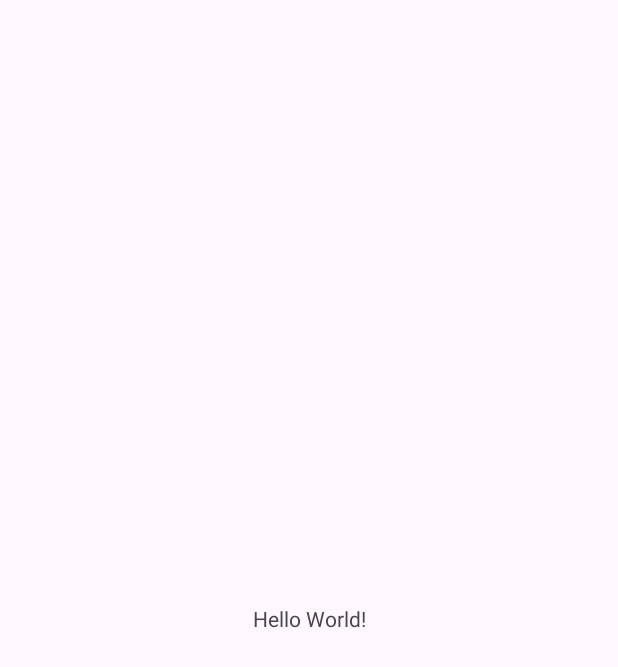
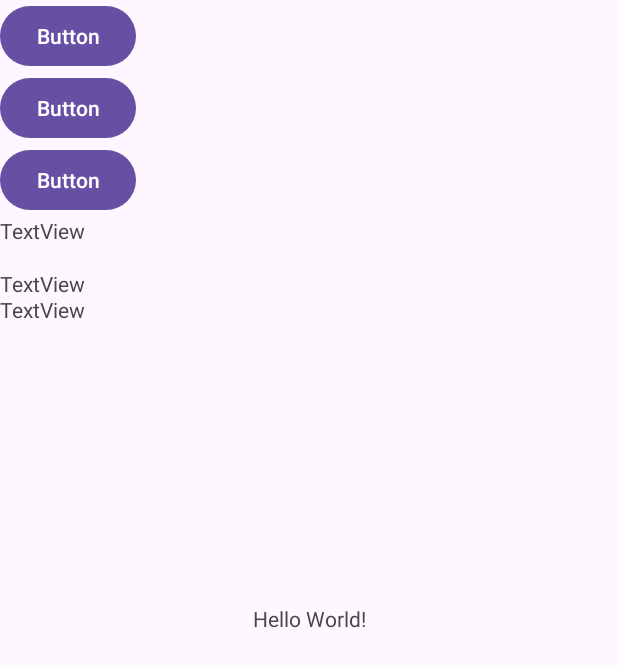
Before and after one commit to damdam6680/waremoon, an Android app: the screen it shows after launch (MainActivity), on a phone screen of 412 x 824 dp. Before the commit the part shown is almost empty. Shown: the top 667 px of the screen. Run offline under Robolectric (Android 15) with nearby library versions, the phone set to English and light mode, and no system bars; libraries missing offline, so code that uses them is left out: org.shredzone.commons.

Commit message:
dodanie podstawowej funkcjonalności

```diff
--- a/app/build.gradle.kts
+++ b/app/build.gradle.kts
@@ -34,9 +34,11 @@ android {
 dependencies {
 
     implementation("androidx.appcompat:appcompat:1.6.1")
-    implementation("com.google.android.material:material:1.10.0")
+    implementation("com.google.android.material:material:1.8.0")
     implementation("androidx.constraintlayout:constraintlayout:2.1.4")
+    implementation("com.google.android.gms:play-services-location:21.0.1")
     testImplementation("junit:junit:4.13.2")
     androidTestImplementation("androidx.test.ext:junit:1.1.5")
     androidTestImplementation("androidx.test.espresso:espresso-core:3.5.1")
+    implementation("org.shredzone.commons:commons-suncalc:3.7")
 }
--- a/app/src/main/AndroidManifest.xml
+++ b/app/src/main/AndroidManifest.xml
@@ -1,6 +1,11 @@
 <?xml version="1.0" encoding="utf-8"?>
 <manifest xmlns:android="http://schemas.android.com/apk/res/android"
     xmlns:tools="http://schemas.android.com/tools">
+    <!-- Always include this permission -->
+    <uses-permission android:name="android.permission.ACCESS_COARSE_LOCATION" />
+
+    <!-- Include only if your app benefits from precise location access. -->
+    <uses-permission android:name="android.permission.ACCESS_FINE_LOCATION" />
 
     <application
         android:allowBackup="true"
--- a/app/src/main/java/com/example/waremoon/MainActivity.java
+++ b/app/src/main/java/com/example/waremoon/MainActivity.java
@@ -2,13 +2,89 @@ package com.example.waremoon;
 
 import androidx.appcompat.app.AppCompatActivity;
 
+import android.annotation.SuppressLint;
 import android.os.Bundle;
+import android.util.Log;
+import android.view.View;
+import android.widget.Button;
+import android.widget.TextView;
+
+import com.google.android.gms.location.FusedLocationProviderClient;
+import com.google.android.gms.location.LocationServices;
+
+import org.shredzone.commons.suncalc.MoonPosition;
+
+import java.text.SimpleDateFormat;
+import java.time.ZonedDateTime;
+import java.util.Date;
+import java.util.Locale;
 
 public class MainActivity extends AppCompatActivity {
+
+    private FusedLocationProviderClient fusedLocationClient;
+
+    String date;
+    private Button button;
+    private Button button2;
+    private Button button3;
+
+    private TextView textView;
+    private TextView textView1;
+    private TextView textView2;
 
     @Override
     protected void onCreate(Bundle savedInstanceState) {
         super.onCreate(savedInstanceState);
         setContentView(R.layout.activity_main);
+
+        Button button = findViewById(R.id.button);
+        Button button2 = findViewById(R.id.button2);
+        Button button3 = findViewById(R.id.button3);
+
+        TextView textView = findViewById(R.id.textView);
+        TextView textView1 = findViewById(R.id.textView2);
+        TextView textView2 = findViewById(R.id.textView3);
+
+        fusedLocationClient = LocationServices.getFusedLocationProviderClient(this);
+        UserLocation userLocation = new UserLocation(fusedLocationClient);
+        userLocation.requestLocationPermission(MainActivity.this);
+        button.setOnClickListener(new View.OnClickListener() {
+            @SuppressLint("SetTextI18n")
+            @Override
+            public void onClick(View v) {
+                textView.setText("Latitude: " + userLocation.getLatitude() + " Longitude: " + userLocation.getLongitude());
+            }
+        });
+
+        button2.setOnClickListener(new View.OnClickListener() {
+            @Override
+            public void onClick(View v) {
+                String date = new SimpleDateFormat("yyyy-MM-dd HH:mm:ss", Locale.getDefault()).format(new Date());
+                textView1.setText("Obecny czas: " + date);
+            }
+        });
+
+        button3.setOnClickListener(new View.OnClickListener() {
+            @SuppressLint("DefaultLocale")
+            @Override
+            public void onClick(View v) {
+                if (android.os.Build.VERSION.SDK_INT >= android.os.Build.VERSION_CODES.O) {
+                    ZonedDateTime now = ZonedDateTime.now();
+                    MoonPosition.Parameters moonParam = MoonPosition.compute()
+                            .at(userLocation.getLatitude(), userLocation.getLongitude())
+                            .timezone("Europe/Warsaw")
+                            .on(now);
+                    MoonPosition moon = moonParam.execute();
+                    textView2.setText(String.format(
+                            "The moon can be seen %.1f° clockwise from the North and "
+                                    + "%.1f° above the horizon.\nIt is about %.0f km away right now.",
+                            moon.getAzimuth(),
+                            moon.getAltitude(),
+                            moon.getDistance()));
+                }
+            }
+        });
     }
+
+
 }
--- /dev/null
+++ b/app/src/main/java/com/example/waremoon/UserLocation.java
@@ -0,0 +1,75 @@
+package com.example.waremoon;
+
+import android.Manifest;
+import android.content.pm.PackageManager;
+import android.location.Location;
+import android.util.Log;
+import android.widget.Toast;
+
+import androidx.annotation.NonNull;
+import androidx.appcompat.app.AppCompatActivity;
+import androidx.core.app.ActivityCompat;
+import androidx.core.content.ContextCompat;
+
+import com.google.android.gms.location.FusedLocationProviderClient;
+import com.google.android.gms.location.LocationServices;
+import com.google.android.gms.tasks.OnSuccessListener;
+
+public class UserLocation {
+    private FusedLocationProviderClient fusedLocationClient;
+    private static final int LOCATION_PERMISSION_REQUEST = 1;
+    private double latitude;
+    private double longitude;
+
+    public UserLocation(FusedLocationProviderClient fusedLocationClient) {
+        this.fusedLocationClient = fusedLocationClient;
+    }
+
+    public double getLatitude() {
+        return latitude;
+    }
+
+    public double getLongitude() {
+        return longitude;
+    }
+
+    public void requestLocationPermission(AppCompatActivity activity) {
+        if (ContextCompat.checkSelfPermission(activity, Manifest.permission.ACCESS_FINE_LOCATION)
+                != PackageManager.PERMISSION_GRANTED) {
+            ActivityCompat.requestPermissions(activity,
+                    new String[]{Manifest.permission.ACCESS_FINE_LOCATION},
+                    LOCATION_PERMISSION_REQUEST);
+        } else {
+            getCurrentLocation(activity);
+        }
+    }
+
+    public void onRequestPermissionsResult(int requestCode, @NonNull String[] permissions, @NonNull int[] grantResults, AppCompatActivity activity) {
+        if (requestCode == LOCATION_PERMISSION_REQUEST) {
+            if (grantResults.length > 0 && grantResults[0] == PackageManager.PERMISSION_GRANTED) {
+                getCurrentLocation(activity);
+            } else {
+                Toast.makeText(activity, "Permission denied. Cannot retrieve location.", Toast.LENGTH_SHORT).show();
+            }
+        }
+    }
+
+    private void getCurrentLocation(AppCompatActivity activity) {
+        if (ContextCompat.checkSelfPermission(activity, Manifest.permission.ACCESS_FINE_LOCATION)
+                == PackageManager.PERMISSION_GRANTED) {
+            fusedLocationClient.getLastLocation()
+                    .addOnSuccessListener(activity, new OnSuccessListener<Location>() {
+                        @Override
+                        public void onSuccess(Location location) {
+                            if (location != null) {
+                                latitude = location.getLatitude();
+
+                                longitude = location.getLongitude();
+                            }else{
+                                Log.v("gps","error");
+                            }
+                        }
+                    });
+        }
+    }
+}
--- a/app/src/main/res/layout/activity_main.xml
+++ b/app/src/main/res/layout/activity_main.xml
@@ -15,4 +15,46 @@
         app:layout_constraintStart_toStartOf="parent"
         app:layout_constraintTop_toTopOf="parent" />
 
+    <LinearLayout
+        android:layout_width="match_parent"
+        android:layout_height="match_parent"
+        android:orientation="vertical">
+
+        <Button
+            android:id="@+id/button"
+            android:layout_width="wrap_content"
+            android:layout_height="wrap_content"
+            android:text="Button" />
+
+        <Button
+            android:id="@+id/button2"
+            android:layout_width="wrap_content"
+            android:layout_height="wrap_content"
+            android:text="Button" />
+
+        <Button
+            android:id="@+id/button3"
+            android:layout_width="wrap_content"
+            android:layout_height="wrap_content"
+            android:text="Button" />
+
+        <TextView
+            android:id="@+id/textView"
+            android:layout_width="match_parent"
+            android:layout_height="35dp"
+            android:text="TextView" />
+
+        <TextView
+            android:id="@+id/textView2"
+            android:layout_width="match_parent"
+            android:layout_height="17dp"
+            android:text="TextView" />
+
+        <TextView
+            android:id="@+id/textView3"
+            android:layout_width="match_parent"
+            android:layout_height="wrap_content"
+            android:text="TextView" />
+    </LinearLayout>
+
 </androidx.constraintlayout.widget.ConstraintLayout>
```
